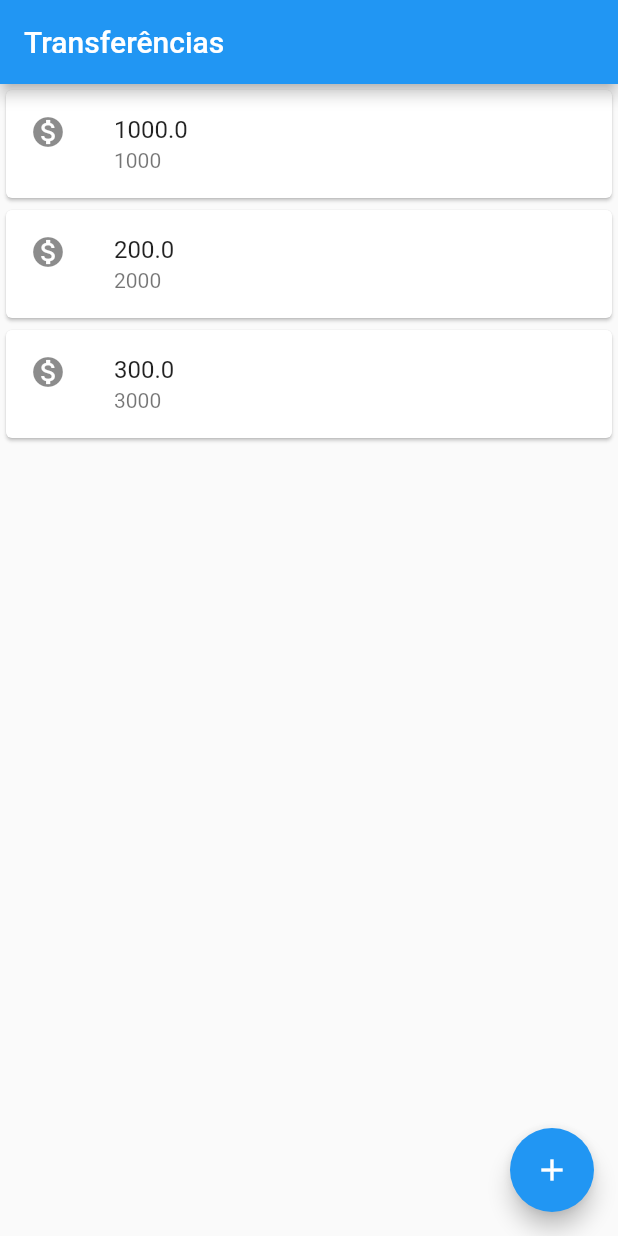
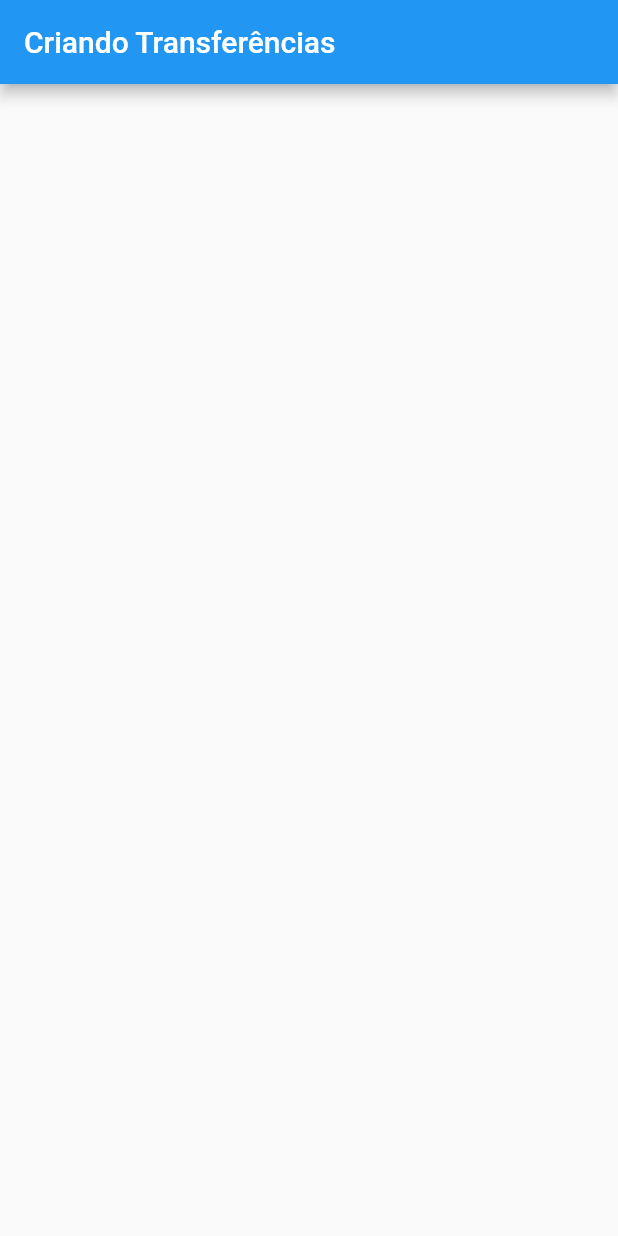
Before and after one commit to palomacorreia/flutter_ByteBank, a Flutter app: the screen it shows after launch, on a phone screen of 412 x 824 dp. Run offline on Flutter 3.47's test engine with Material 2 defaults, Android fonts, the phone set to English and light mode, and no system bars.

Commit message:
refactoring widgets and create view create-transfers"

```diff
--- a/lib/main.dart
+++ b/lib/main.dart
@@ -1,26 +1,45 @@
 import 'package:flutter/material.dart';
 
 void main() =>
-    runApp(MaterialApp(
+    runApp(BytebankApp());
+
+class BytebankApp extends StatelessWidget {
+  @override
+  Widget build(BuildContext context) {
+    return MaterialApp(
       home: Scaffold(
-          appBar: AppBar(
-            title: Text("Transferências"),
-          ),
-          floatingActionButton: FloatingActionButton(
-            child: Icon(Icons.add),
-          ),
-          body: ListaTranferencias()),
-    ));
+          body: FormularioTransferencias ()
+      ),
+    );
+  }
+}
+
+
+class FormularioTransferencias  extends StatelessWidget {
+  @override
+  Widget build(BuildContext context) {
+    return Scaffold(
+      appBar: AppBar(
+        title: Text("Criando Transferências"),
+      ),
+    );
+  }
+}
 
 class ListaTranferencias extends StatelessWidget {
   @override
   Widget build(BuildContext context) {
-    return Column(
+    return Scaffold(
+      body:Column(
       children: <Widget>[
         ItemTransferencia(Transferencia(1000, 1000)),
         ItemTransferencia(Transferencia(200.0, 2000)),
         ItemTransferencia(Transferencia(300.0, 3000)),
       ],
+    ),
+      floatingActionButton: FloatingActionButton(
+        child: Icon(Icons.add),
+      ),
     );
   }
 }
```
Also changed, not shown: 2 other files.
